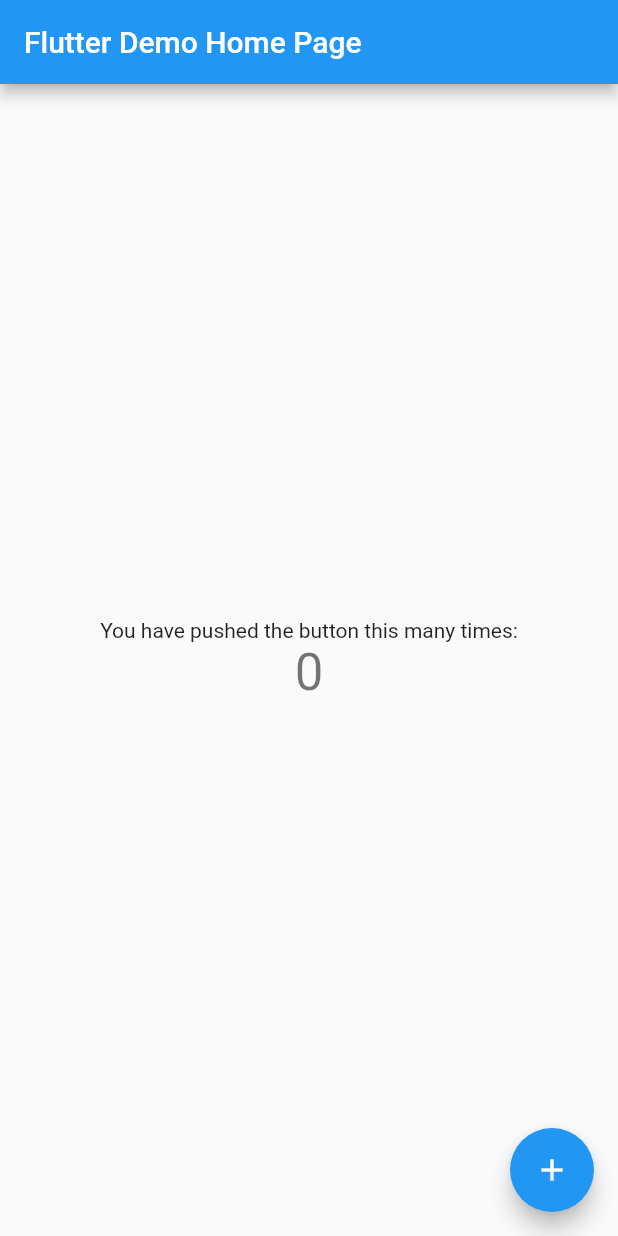
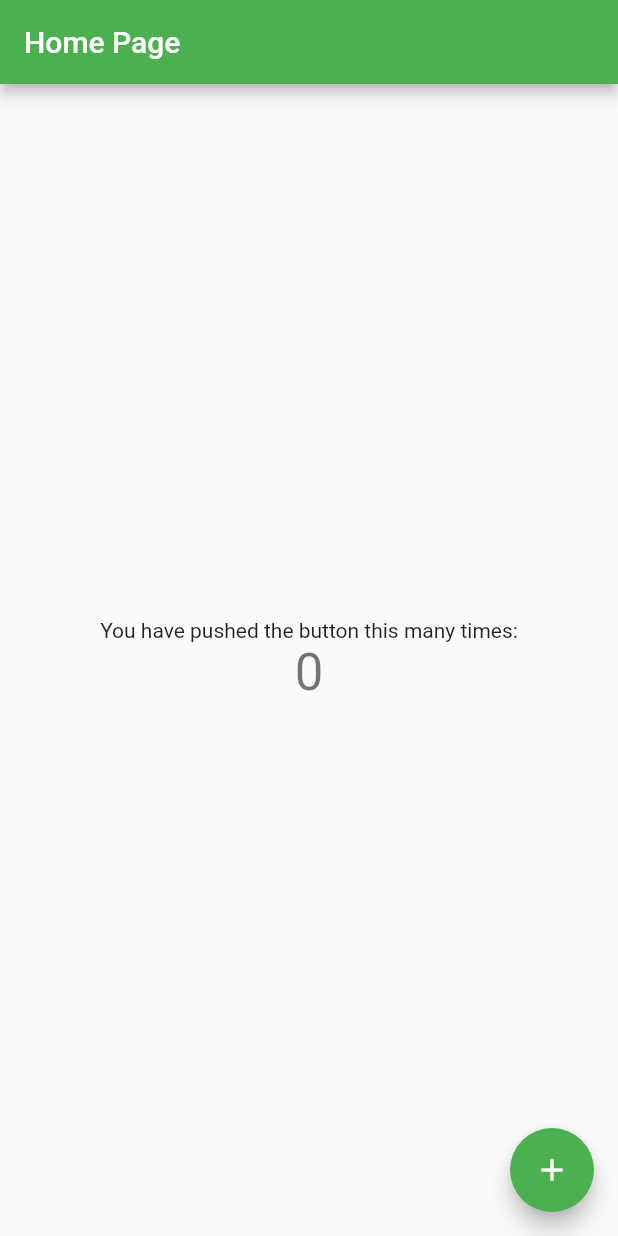
Before and after one commit to rohan20/flutter-myapp, a Flutter app: the screen it shows after launch, on a phone screen of 412 x 824 dp. Run offline on Flutter 3.47's test engine with Material 2 defaults, Android fonts, the phone set to English and light mode, and no system bars.

Commit message:
experimenting with Hot Reload

```diff
--- a/lib/main.dart
+++ b/lib/main.dart
@@ -17,9 +17,9 @@ class MyApp extends StatelessWidget {
         // "hot reload" (press "r" in the console where you ran "flutter run",
         // or press Run > Flutter Hot Reload in IntelliJ). Notice that the
         // counter didn't reset back to zero; the application is not restarted.
-        primarySwatch: Colors.blue,
+        primarySwatch: Colors.green,
       ),
-      home: new MyHomePage(title: 'Flutter Demo Home Page'),
+      home: new MyHomePage(title: 'Home Page'),
     );
   }
 }
```
